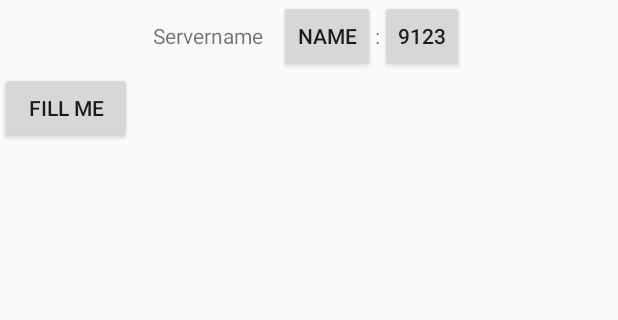
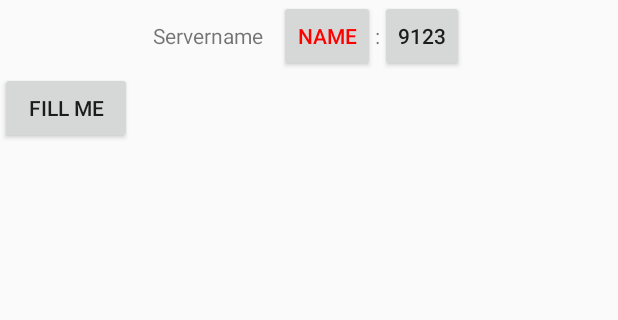
Before and after one commit to nohkumado/teleIPX800, an Android app: the screen it shows after launch (MainActivity), on a phone screen of 412 x 824 dp, the part 588-908 px from its top. Run offline under Robolectric (Android 15) with nearby library versions, the phone set to English and light mode, and no system bars; 6 statements that could not run were skipped.

Commit message:
transferred from MainActivity to ClickoDromeFragment

```diff
--- /dev/null
+++ b/src/main/java/com/nohkumado/teleIPX800/ClickoDrome.java
@@ -0,0 +1,86 @@
+package com.nohkumado.teleIPX800;
+import android.app.*;
+import android.content.*;
+import android.graphics.*;
+import android.os.*;
+import android.preference.*;
+import android.util.*;
+import android.view.*;
+import android.widget.*;
+import android.widget.GridLayout.*;
+import com.nohkumado.teleIPX800.*;
+import com.nohkumado.ipx800control.*;
+
+public class ClickoDrome extends Fragment
+{
+	protected MainActivity context;
+	protected Button serverBut;
+	public final static String TAG ="ClDr";
+
+
+	@Override
+	public void onCreate(Bundle savedInstanceState)
+	{
+		super.onCreate(savedInstanceState);
+		context = (MainActivity) getContext();
+		Log.d(TAG,"done Clickodrome create...");
+
+	}
+
+
+	@Override
+	public View onCreateView(LayoutInflater inflater, ViewGroup container, Bundle savedInstanceState)
+	{
+		Log.d(TAG,"entering Clickodrome createView... container: "+container);
+		Log.d(TAG,"previous state: "+savedInstanceState);
+		View myView = inflater.inflate(R.layout.clickodrome, container,false);
+		if(myView == null) return myView;
+		context = (MainActivity) getContext();
+
+		SharedPreferences sp = PreferenceManager.getDefaultSharedPreferences(context);
+		Ipx800Control ipx = context.getIpx();
+
+		GridView shortcuts = (GridView) myView.findViewById(R.id.shortcutgrid);
+		if (shortcuts == null)
+		{
+			//Log.d(TAG, "no grid found...");
+			LinearLayout mainWindow = (LinearLayout)myView.findViewById(R.id.maincontainer);
+			//Log.d(TAG,"mainwin "+mainWindow);
+
+			shortcuts = new GridView(context);
+			shortcuts.setId(mainWindow.generateViewId());
+			shortcuts.setLayoutParams(new GridView.LayoutParams(LayoutParams.FILL_PARENT, LayoutParams.FILL_PARENT));
+			shortcuts.setBackgroundColor(Color.WHITE);
+			shortcuts.setNumColumns(3);
+			shortcuts.setColumnWidth(GridView.AUTO_FIT);
+			shortcuts.setVerticalSpacing(5);
+			shortcuts.setHorizontalSpacing(5);
+			shortcuts.setStretchMode(GridView.STRETCH_COLUMN_WIDTH);
+			mainWindow.addView(shortcuts);
+			//else Log.e(TAG,"couldn't find mainWindow???");
+		}
+		shortcuts.setAdapter(context.gridData());
+
+
+		serverBut = (Button) myView.findViewById(R.id.servernameValue);
+		if (serverBut != null)
+		{
+			serverBut.setText(sp.getString("servername", ipx.getHost()));
+			//WTF?? between the CTOR and onCreate this should exist...
+			//if (status == null) status = new IpxStatus(ipx);
+			//Log.d(TAG, "Setting colors ... ipx connected?? " + status.isConnected());
+			if (context.isConnected()) serverBut.setTextColor(Color.GREEN);
+			else serverBut.setTextColor(Color.RED);
+			serverBut.setOnClickListener(context.getClickHandler());
+			//Log.d(TAG, "test size = " + (int)textSize);
+			//serverBut.setTextSize(TypedValue.COMPLEX_UNIT_PX, (int)textSize);
+		}
+		Button field = (Button) myView.findViewById(R.id.portValue);
+		if (field != null) field.setText("" + sp.getInt("serverport", ipx.getPort()));
+
+		Log.d(TAG,"done Clickodrome createView...");
+
+		return myView;
+	}
+
+}
--- a/src/main/java/com/nohkumado/teleIPX800/MainActivity.java
+++ b/src/main/java/com/nohkumado/teleIPX800/MainActivity.java
@@ -30,6 +30,7 @@ import android.view.*;
 import android.view.ViewGroup.*;
 import android.widget.*;
 import com.nohkumado.ipx800control.*;
+import android.view.View.*;
 
 
 public class MainActivity extends Activity implements SharedPreferences.OnSharedPreferenceChangeListener
@@ -50,6 +51,8 @@ public class MainActivity extends Activity implements SharedPreferences.OnShared
 		status = new IpxStatus(ipx) ;
   }
 
+
+
   /**
    getIpx
    returns the ipx object
@@ -67,6 +70,9 @@ public class MainActivity extends Activity implements SharedPreferences.OnShared
   {
 		super.onCreate(savedInstanceState);
 		//Log.d(TAG, "calling refresh");
+		SharedPreferences sp = PreferenceManager.getDefaultSharedPreferences(getBaseContext());
+		ipx.setHost(sp.getString("servername", "NA"));
+
 		status.refresh(this);
 		//Log.d(TAG, "ipx    status = " + status.isConnected());
 		/*if(isTablet()) {
@@ -97,92 +103,30 @@ public class MainActivity extends Activity implements SharedPreferences.OnShared
 		if (buttonArray == null) buttonArray = new ButtonAdapter(this);
 		//Log.d(TAG, "filling grid");
 		buttonArray.fillData(clickHandler);
+
 		//Log.d(TAG,"grid? "+findViewById(R.id.shortcutgrid));
-		GridView shortcuts = (GridView) findViewById(R.id.shortcutgrid);
-		if (shortcuts == null)
+		Log.d(TAG,"creating clickodrome...");
+		ClickoDrome clickView = new ClickoDrome();
+		Log.d(TAG,"fetching clickcontainer...");
+		LinearLayout clickContainer = (LinearLayout) findViewById(R.id.clickodrome);
+		if(clickContainer != null)
 		{
-			//Log.d(TAG, "no grid found...");
-			LinearLayout mainWindow = (LinearLayout)findViewById(R.id.maincontainer);
-			//Log.d(TAG,"mainwin "+mainWindow);
+			if (savedInstanceState != null) return;
+			Log.d(TAG,"about to add the fragment clickodrome...");
+			View parent = clickView.getView();
+			Log.d(TAG,"view of clickview = "+clickView.getView());
+      if(parent != null)
+			Log.d(TAG,"parent of clickview = "+clickView.getView().getParent());
+       //((LinearLayout)clickContainer.getParent()).removeView(clickContainer);
+			// Add the fragment to the 'fragment_container' FrameLayout
+			getFragmentManager().beginTransaction()
+				.add(R.id.clickodrome, clickView).commit();
+		}
+		Log.d(TAG,"done create...");
 
-			shortcuts = new GridView(this);
-			shortcuts.setId(mainWindow.generateViewId());
-			shortcuts.setLayoutParams(new GridView.LayoutParams(LayoutParams.FILL_PARENT, LayoutParams.FILL_PARENT));
-			shortcuts.setBackgroundColor(Color.WHITE);
-			shortcuts.setNumColumns(3);
-			shortcuts.setColumnWidth(GridView.AUTO_FIT);
-			shortcuts.setVerticalSpacing(5);
-			shortcuts.setHorizontalSpacing(5);
-			shortcuts.setStretchMode(GridView.STRETCH_COLUMN_WIDTH);
-			mainWindow.addView(shortcuts);
-			//else Log.e(TAG,"couldn't find mainWindow???");
-		}
-		shortcuts.setAdapter(buttonArray);
   }
 
-  /**
-   onCreateView
-   finds the different fields, fills in the labels etc. triggers the button-grid-creation
-   */
-  @Override
-  public View onCreateView(View parent, String name, Context context, AttributeSet attrs)
-  {
-		View v =  super.onCreateView(parent, name, context, attrs);
-		//Log.d(TAG, "creating view "+v);
-		SharedPreferences sp = PreferenceManager.getDefaultSharedPreferences(getBaseContext());
-		//why oh why?? i had this allready in createView???
-		if (buttonArray == null) buttonArray = new ButtonAdapter(this);
-		if (parent == null)
-		{
-			//Log.e(TAG, "no parentview found....");
-			return v;
-		}
-		/*if (sp.contains("servername")) ipx.setHost(sp.getString("servername", ipx.getHost()));
-		 else sp.edit().putString("servername", ipx.getHost()).apply();
-		 if (sp.contains("serverport")) ipx.setPort(sp.getInt("serverport", ipx.getPort()));
-		 else sp.edit().putInt("serverport", ipx.getPort()).apply();//else Log.d(TAG, "proceeding with createview");
-		 */
-		/*if(v == null)
-		 {
-		 Log.e(TAG,"no view found....");
-		 return v;
-		 }*/
-		serverBut = (Button) parent.findViewById(R.id.servernameValue);
-		if (serverBut != null)
-		{
-			serverBut.setText(sp.getString("servername", ipx.getHost()));
-			//WTF?? between the CTOR and onCreate this should exist...
-			//if (status == null) status = new IpxStatus(ipx);
-			//Log.d(TAG, "Setting colors ... ipx connected?? " + status.isConnected());
-			if (status.isConnected()) serverBut.setTextColor(Color.GREEN);
-			else serverBut.setTextColor(Color.RED);
-			serverBut.setOnClickListener(clickHandler);
-			Log.d(TAG, "test size = " + (int)textSize);
-			//serverBut.setTextSize(TypedValue.COMPLEX_UNIT_PX, (int)textSize);
-		}
-		Button field = (Button) parent.findViewById(R.id.portValue);
-		if (field != null) field.setText("" + sp.getInt("serverport", ipx.getPort()));
 
-		ipx.setHost(sp.getString("servername", "NA"));
-
-		/*
-		 or(int i = 0 ; i < NUMBER_OF_IMAGE_BUTTONS; i++){
-		 imageButtons[i] = new ImageButton(this);
-		 imageButtons[i].setImageResource(R.drawable.bola_verde);
-		 imageButtons[i].setLayoutParams(lp);
-		 imageButtons[i].setOnClickListener(mGreenBallOnClickListener);
-		 imageButtons[i].setBackgroundColor(Color.TRANSPARENT);
-		 imageButtons[i].setTag(i);
-		 imageButtons[i].setId(i);
-		 gameBoard.addView(imageButtons[i]);
-		 }
-		 */
-
-		//	Log.d(TAG, "no grid found...");
-		//parent.invalidate();
-		//Log.d(TAG, "done creating view ");
-		return v;
-  }
   /**
    onCreateOptionsMenu
    creates the menu atm only the settings
@@ -242,7 +186,7 @@ public class MainActivity extends Activity implements SharedPreferences.OnShared
 
 		GridView shortcuts = (GridView) findViewById(R.id.shortcutgrid);
 		if (shortcuts != null)shortcuts.invalidate();
-		status.refresh(this);
+		//status.refresh(this);
 		buttonArray.fillData(clickHandler);
   }
 	/**
@@ -275,4 +219,24 @@ public class MainActivity extends Activity implements SharedPreferences.OnShared
     }
 
 	}
+	/**
+	 gridData
+
+	 @returns the adapter with the griddata...
+	 */
+	public ButtonAdapter gridData()
+	{
+		return buttonArray;
+	}
+	public View.OnClickListener getClickHandler()
+	{
+		return clickHandler;
+	}
+
+	public boolean isConnected()
+	{
+		if(status == null) return false;
+		return status.isConnected();
+	}
+
 }
--- a/src/main/res/layout-w600dp/main.xml
+++ b/src/main/res/layout-w600dp/main.xml
@@ -6,63 +6,12 @@
 		android:orientation="horizontal">
 
 		<LinearLayout
-		android:id="@+id/maincontainer"
+				android:id="@+id/clickodrome"
 				android:layout_width="fill_parent"
 				android:layout_height="match_parent"
 				android:orientation="vertical"
 				android:gravity="center"
 				android:layout_weight="1">
-
-		<TextView
-			android:text="@string/title"
-			android:layout_width="wrap_content"
-			android:layout_height="wrap_content"
-			android:id="@+id/titleView"/>
-
-		<LinearLayout
-			android:layout_height="wrap_content"
-			android:layout_width="wrap_content"
-			android:orientation="horizontal">
-
-			<TextView
-				android:layout_height="wrap_content"
-				android:layout_width="wrap_content"
-				android:text="@string/servername"
-				android:id="@+id/servernameLabel"
-				android:paddingRight="10dp"/>
-
-			<Button
-				style="?android:attr/buttonStyleSmall"
-				android:layout_height="wrap_content"
-				android:layout_width="wrap_content"
-				android:text="name"
-				android:id="@+id/servernameValue"/>
-
-			<TextView
-				android:layout_height="wrap_content"
-				android:layout_width="wrap_content"
-				android:text=":"/>
-
-			<Button
-				style="?android:attr/buttonStyleSmall"
-				android:layout_height="wrap_content"
-				android:layout_width="wrap_content"
-				android:text="9123"
-				android:id="@+id/portValue"/>
-
-		</LinearLayout>
-
-		<GridView
-			columnCount="1"
-			android:layout_height="wrap_content"
-			android:layout_width="wrap_content"
-			rowCount="1"
-			android:id="@+id/shortcutgrid"
-			android:numColumns="auto_fit">
-
-		</GridView>
-
-
 		</LinearLayout>
 
 		<View
@@ -75,11 +24,12 @@
 				android:layout_width="fill_parent"
 				android:orientation="vertical"
 				android:id="@+id/statusLayout"
-			android:layout_weight="1"/>
+				android:layout_weight="2">
 				<TextView
 						android:layout_height="wrap_content"
 						android:layout_width="wrap_content"
 						android:text="Status"
 						android:id="@+id/statusTitle"/>
+		</LinearLayout>
 
 </LinearLayout>
--- /dev/null
+++ b/src/main/res/layout/clickodrome.xml
@@ -0,0 +1,57 @@
+<LinearLayout xmlns:android="http://schemas.android.com/apk/res/android"
+    android:layout_width="fill_parent"
+    android:layout_height="fill_parent"
+    android:orientation="vertical"
+		android:gravity="center"
+		android:layout_weight="1"
+		>
+		<TextView
+				android:text="@string/title"
+				android:layout_width="wrap_content"
+				android:layout_height="wrap_content"
+				android:id="@+id/titleView"/>
+
+		<LinearLayout
+				android:layout_height="wrap_content"
+				android:layout_width="wrap_content"
+				android:orientation="horizontal">
+
+				<TextView
+						android:layout_height="wrap_content"
+						android:layout_width="wrap_content"
+						android:text="@string/servername"
+						android:id="@+id/servernameLabel"
+						android:paddingRight="10dp"/>
+
+				<Button
+						style="?android:attr/buttonStyleSmall"
+						android:layout_height="wrap_content"
+						android:layout_width="wrap_content"
+						android:text="name"
+						android:id="@+id/servernameValue"/>
+
+				<TextView
+						android:layout_height="wrap_content"
+						android:layout_width="wrap_content"
+						android:text=":"/>
+
+				<Button
+						style="?android:attr/buttonStyleSmall"
+						android:layout_height="wrap_content"
+						android:layout_width="wrap_content"
+						android:text="9123"
+						android:id="@+id/portValue"/>
+
+		</LinearLayout>
+
+		<GridView
+				columnCount="1"
+				android:layout_height="wrap_content"
+				android:layout_width="wrap_content"
+				rowCount="1"
+				android:id="@+id/shortcutgrid"
+				android:numColumns="auto_fit">
+
+		</GridView>
+
+</LinearLayout>
--- a/src/main/res/layout/main.xml
+++ b/src/main/res/layout/main.xml
@@ -7,54 +7,11 @@
 		android:orientation="vertical"
 		android:gravity="center">
 
-	<TextView
-		android:text="@string/title"
-		android:layout_width="wrap_content"
-		android:layout_height="wrap_content"
-		android:id="@+id/titleView"/>
-
 		<LinearLayout
 				android:layout_height="wrap_content"
 				android:layout_width="wrap_content"
-		android:orientation="horizontal">
-
-		<TextView
-			android:layout_height="wrap_content"
-			android:layout_width="wrap_content"
-			android:text="@string/servername"
-			android:id="@+id/servernameLabel"
-			android:paddingRight="10dp"/>
-
-		<Button
-				style="?android:attr/buttonStyleSmall"
-			android:layout_height="wrap_content"
-			android:layout_width="wrap_content"
-			android:text="name"
-			android:id="@+id/servernameValue"/>
-
-		<TextView
-			android:layout_height="wrap_content"
-			android:layout_width="wrap_content"
-			android:text=":"/>
-
-		<Button
-				style="?android:attr/buttonStyleSmall"
-			android:layout_height="wrap_content"
-			android:layout_width="wrap_content"
-			android:text="9123"
-			android:id="@+id/portValue"/>
-
-	</LinearLayout>
-
-	<GridView
-		columnCount="1"
-		android:layout_height="wrap_content"
-		android:layout_width="wrap_content"
-		rowCount="1"
-		android:id="@+id/shortcutgrid"
-		android:numColumns="auto_fit">
-
-	</GridView>
+				android:orientation="vertical"
+				android:id="@+id/clickodrome"/>
 
 		<TextView
 				android:layout_height="wrap_content"
@@ -62,4 +19,5 @@
 				android:text=""
 				android:id="@+id/msgField"/>
 
+
 </LinearLayout>
```
Also changed, not shown: src/main/layout-xxlarge/main.xml (added, +85 -0 lines), 2 other files. Lines whose indentation alone changed are shown as unchanged.
